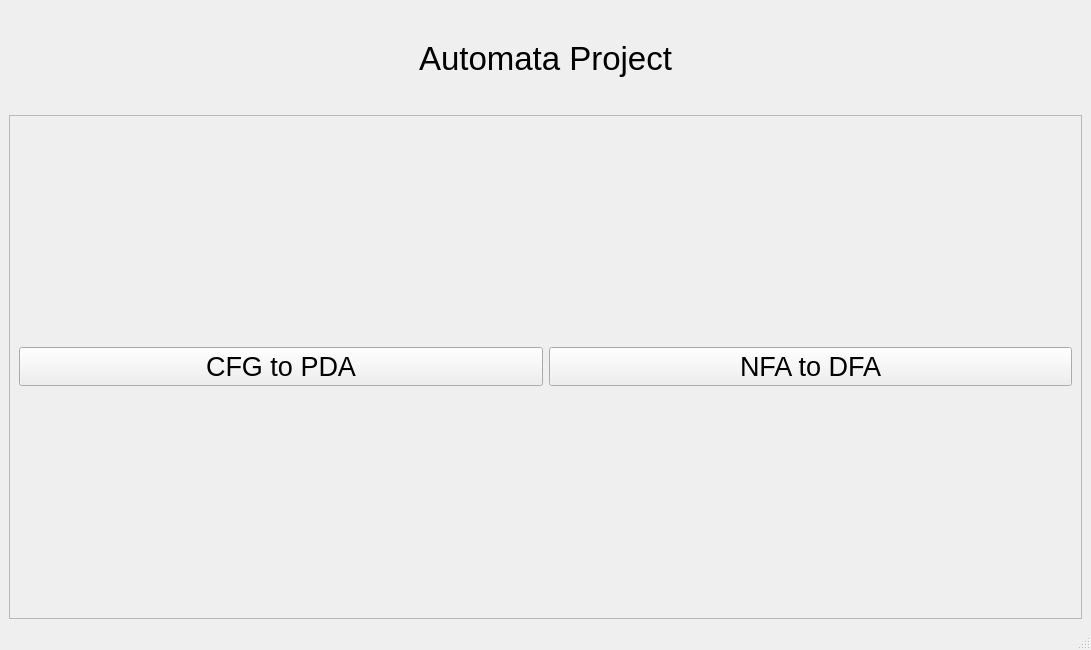
Before: the Qt Designer form UI/Home.ui in Adham-Abdelmaksoud/Automata-Project, drawn with Qt 5.
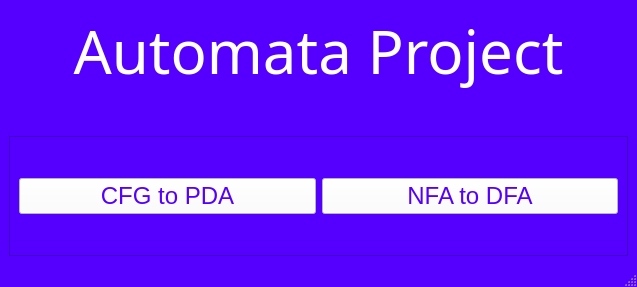
After: the same form once the commit is applied.

Commit message: Editing Home Page to fit the color theme

Patch:
```diff
--- a/UI/Home.ui
+++ b/UI/Home.ui
@@ -6,31 +6,118 @@
    <rect>
     <x>0</x>
     <y>0</y>
-    <width>1091</width>
-    <height>650</height>
+    <width>637</width>
+    <height>287</height>
    </rect>
   </property>
+  <property name="palette">
+   <palette>
+    <active>
+     <colorrole role="Base">
+      <brush brushstyle="SolidPattern">
+       <color alpha="255">
+        <red>255</red>
+        <green>255</green>
+        <blue>255</blue>
+       </color>
+      </brush>
+     </colorrole>
+     <colorrole role="Window">
+      <brush brushstyle="SolidPattern">
+       <color alpha="255">
+        <red>85</red>
+        <green>0</green>
+        <blue>255</blue>
+       </color>
+      </brush>
+     </colorrole>
+    </active>
+    <inactive>
+     <colorrole role="Base">
+      <brush brushstyle="SolidPattern">
+       <color alpha="255">
+        <red>255</red>
+        <green>255</green>
+        <blue>255</blue>
+       </color>
+      </brush>
+     </colorrole>
+     <colorrole role="Window">
+      <brush brushstyle="SolidPattern">
+       <color alpha="255">
+        <red>85</red>
+        <green>0</green>
+        <blue>255</blue>
+       </color>
+      </brush>
+     </colorrole>
+    </inactive>
+    <disabled>
+     <colorrole role="Base">
+      <brush brushstyle="SolidPattern">
+       <color alpha="255">
+        <red>85</red>
+        <green>0</green>
+        <blue>255</blue>
+       </color>
+      </brush>
+     </colorrole>
+     <colorrole role="Window">
+      <brush brushstyle="SolidPattern">
+       <color alpha="255">
+        <red>85</red>
+        <green>0</green>
+        <blue>255</blue>
+       </color>
+      </brush>
+     </colorrole>
+    </disabled>
+   </palette>
+  </property>
   <property name="windowTitle">
    <string>MainWindow</string>
   </property>
+  <property name="autoFillBackground">
+   <bool>false</bool>
+  </property>
   <widget class="QWidget" name="centralwidget">
    <layout class="QVBoxLayout" name="verticalLayout">
-    <item>
+    <item alignment="Qt::AlignTop">
      <widget class="QLabel" name="label">
-      <property name="maximumSize">
-       <size>
-        <width>16777215</width>
-        <height>100</height>
-       </size>
-      </property>
       <property name="font">
        <font>
-        <pointsize>25</pointsize>
+        <family>Gabriola</family>
+        <pointsize>45</pointsize>
+        <weight>50</weight>
+        <italic>false</italic>
+        <bold>false</bold>
        </font>
       </property>
+      <property name="tabletTracking">
+       <bool>false</bool>
+      </property>
+      <property name="styleSheet">
+       <string notr="true">color: rgb(255, 255, 255);
+font: 45pt  &quot;Gabriola&quot;;</string>
+      </property>
       <property name="text">
        <string>&lt;html&gt;&lt;head/&gt;&lt;body&gt;&lt;p align=&quot;center&quot;&gt;Automata Project&lt;/p&gt;&lt;/body&gt;&lt;/html&gt;</string>
       </property>
+      <property name="textFormat">
+       <enum>Qt::AutoText</enum>
+      </property>
+      <property name="scaledContents">
+       <bool>false</bool>
+      </property>
+      <property name="alignment">
+       <set>Qt::AlignLeading|Qt::AlignLeft|Qt::AlignVCenter</set>
+      </property>
+      <property name="wordWrap">
+       <bool>false</bool>
+      </property>
+      <property name="textInteractionFlags">
+       <set>Qt::LinksAccessibleByMouse</set>
+      </property>
      </widget>
     </item>
     <item>
@@ -46,9 +133,18 @@
         <widget class="QPushButton" name="CFG_to_PDA_btn">
          <property name="font">
           <font>
-           <pointsize>20</pointsize>
+           <family>MS Shell Dlg 2</family>
+           <pointsize>18</pointsize>
+           <weight>50</weight>
+           <italic>false</italic>
+           <bold>false</bold>
           </font>
          </property>
+         <property name="styleSheet">
+          <string notr="true">color: rgb(85, 0, 255);
+font: 18pt &quot;MS Shell Dlg 2&quot;;
+background-color: rgb(255, 255, 255);</string>
+         </property>
          <property name="text">
           <string>CFG to PDA</string>
          </property>
@@ -58,9 +154,21 @@
         <widget class="QPushButton" name="NFA_to_DFA_btn">
          <property name="font">
           <font>
-           <pointsize>20</pointsize>
+           <family>MS Shell Dlg 2</family>
+           <pointsize>18</pointsize>
+           <weight>50</weight>
+           <italic>false</italic>
+           <bold>false</bold>
           </font>
          </property>
+         <property name="layoutDirection">
+          <enum>Qt::LeftToRight</enum>
+         </property>
+         <property name="styleSheet">
+          <string notr="true">color: rgb(85, 0, 255);
+background-color: rgb(255, 255, 255);
+font: 18pt &quot;MS Shell Dlg 2&quot;;</string>
+         </property>
          <property name="text">
           <string>NFA to DFA</string>
          </property>
```
